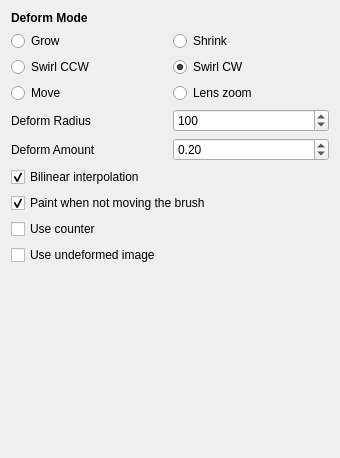
Above: krita/plugins/paintops/deform/wdgdeformoptions.ui from KDE/krita before the change. Below: the same form after it.
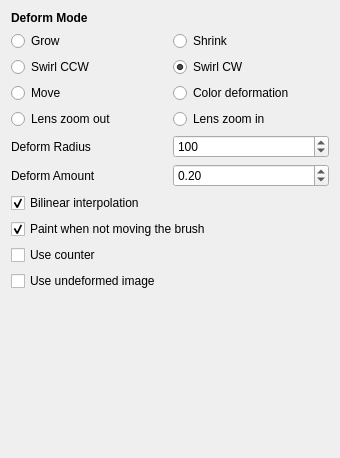
That is the form after the change.

Commit message: Color deformation, lens deformation in and out.Deform use KisRectIterator, also tested KisRandomSubAccessorPixel (turned of my default as it has some artefacts).

Diff of the .ui file:
```diff
--- a/krita/plugins/paintops/deform/wdgdeformoptions.ui
+++ b/krita/plugins/paintops/deform/wdgdeformoptions.ui
@@ -59,7 +59,7 @@
      </property>
     </widget>
    </item>
-   <item row="6" column="1" >
+   <item row="8" column="1" >
     <widget class="QSpinBox" name="deformRadiusSPBox" >
      <property name="maximum" >
       <number>4096</number>
@@ -69,7 +69,7 @@
      </property>
     </widget>
    </item>
-   <item row="9" column="1" >
+   <item row="11" column="1" >
     <widget class="QDoubleSpinBox" name="deformAmountSPBox" >
      <property name="minimum" >
       <double>0.010000000000000</double>
@@ -85,7 +85,7 @@
      </property>
     </widget>
    </item>
-   <item row="12" column="0" colspan="2" >
+   <item row="14" column="0" colspan="2" >
     <widget class="QCheckBox" name="interpolationChBox" >
      <property name="text" >
       <string>Bilinear interpolation</string>
@@ -95,7 +95,7 @@
      </property>
     </widget>
    </item>
-   <item row="13" column="0" colspan="2" >
+   <item row="15" column="0" colspan="2" >
     <widget class="QCheckBox" name="addPaintChBox" >
      <property name="text" >
       <string>Paint when not moving the brush</string>
@@ -105,7 +105,7 @@
      </property>
     </widget>
    </item>
-   <item row="16" column="1" >
+   <item row="18" column="1" >
     <spacer name="verticalSpacer" >
      <property name="orientation" >
       <enum>Qt::Vertical</enum>
@@ -118,7 +118,7 @@
      </property>
     </spacer>
    </item>
-   <item row="6" column="0" >
+   <item row="8" column="0" >
     <widget class="QLabel" name="deformRadiusLbl" >
      <property name="font" >
       <font>
@@ -131,7 +131,7 @@
      </property>
     </widget>
    </item>
-   <item row="9" column="0" >
+   <item row="11" column="0" >
     <widget class="QLabel" name="deformAmountLbl" >
      <property name="font" >
       <font>
@@ -158,27 +158,41 @@
      </property>
     </widget>
    </item>
-   <item row="5" column="1" >
-    <widget class="QRadioButton" name="lensBtn" >
-     <property name="text" >
-      <string>Lens zoom</string>
-     </property>
-    </widget>
-   </item>
-   <item row="14" column="0" >
+   <item row="16" column="0" >
     <widget class="QCheckBox" name="useCounter" >
      <property name="text" >
       <string>Use counter</string>
      </property>
     </widget>
    </item>
-   <item row="15" column="0" colspan="2" >
+   <item row="17" column="0" colspan="2" >
     <widget class="QCheckBox" name="useOldData" >
      <property name="text" >
       <string>Use undeformed image</string>
      </property>
     </widget>
    </item>
+   <item row="6" column="0" >
+    <widget class="QRadioButton" name="lensOutBtn" >
+     <property name="text" >
+      <string>Lens zoom out</string>
+     </property>
+    </widget>
+   </item>
+   <item row="5" column="1" >
+    <widget class="QRadioButton" name="colorBtn" >
+     <property name="text" >
+      <string>Color deformation</string>
+     </property>
+    </widget>
+   </item>
+   <item row="6" column="1" >
+    <widget class="QRadioButton" name="lensBtn" >
+     <property name="text" >
+      <string>Lens zoom in</string>
+     </property>
+    </widget>
+   </item>
   </layout>
  </widget>
  <resources/>
```
The commit also changes 5 other files.
